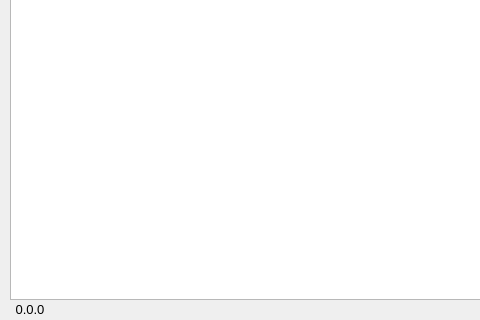
Before: the Qt Designer form checker.ui in whale124/zoom_checker, drawn with Qt 5; both pictures show x 0 to 480 and y 380 to 700 of the 700 by 700 pixel window.
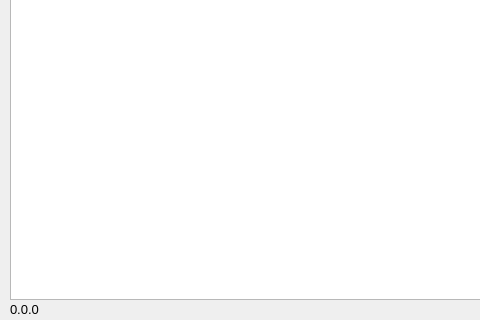
After: the same form once the commit is applied. Icons and pictures are not drawn.

```diff
--- a/checker.ui
+++ b/checker.ui
@@ -400,7 +400,7 @@
      <string>0.0.0</string>
     </property>
     <property name="alignment">
-     <set>Qt::AlignCenter</set>
+     <set>Qt::AlignLeading|Qt::AlignLeft|Qt::AlignVCenter</set>
     </property>
    </widget>
   </widget>
```
